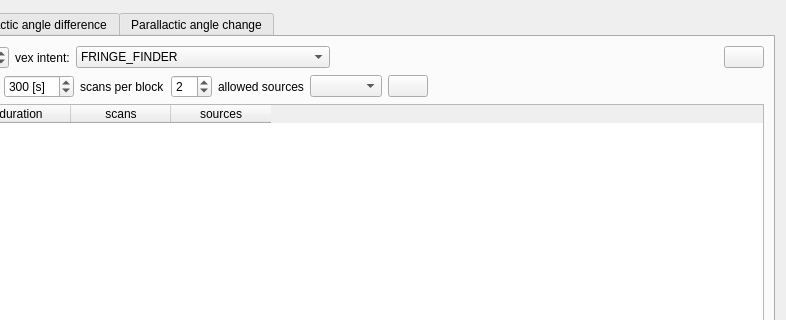
The window that Widgets/calibratorblockwidget.ui (TUW-VieVS/VieSchedppGUI) describes before a commit, drawn with Qt 5; both pictures show x 152 to 938 and y 0 to 320 of the 938 by 800 pixel window.
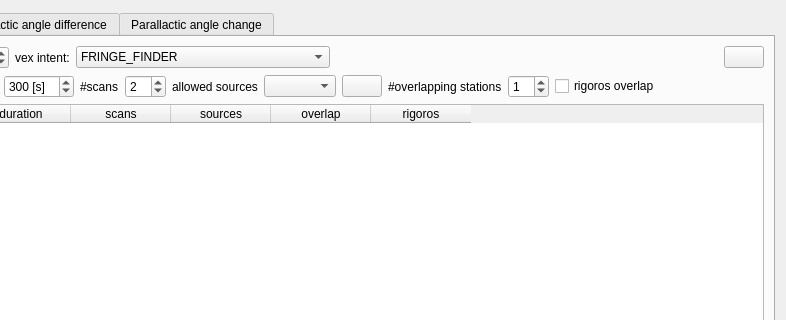
The same window after the commit. The open tabs and pages were chosen to show the change. Icons and pictures are not drawn.

Commit message: major updates for VGOS, satellite scheduling, calibration blocks etc.

What changed in the file:
```diff
--- a/Widgets/calibratorblockwidget.ui
+++ b/Widgets/calibratorblockwidget.ui
@@ -213,7 +213,7 @@
             <bool>true</bool>
            </property>
            <property name="text">
-            <string>scans per block</string>
+            <string>#scans</string>
            </property>
           </widget>
          </item>
@@ -270,6 +270,27 @@
            </property>
           </widget>
          </item>
+         <item>
+          <widget class="QLabel" name="label_23">
+           <property name="text">
+            <string>#overlapping stations</string>
+           </property>
+          </widget>
+         </item>
+         <item>
+          <widget class="QSpinBox" name="spinBox_calibrationBlockOverlap">
+           <property name="value">
+            <number>1</number>
+           </property>
+          </widget>
+         </item>
+         <item>
+          <widget class="QCheckBox" name="checkBox_applyRigorosOverlap">
+           <property name="text">
+            <string>rigoros overlap</string>
+           </property>
+          </widget>
+         </item>
          <item>
           <spacer name="horizontalSpacer_26">
            <property name="orientation">
@@ -319,6 +340,16 @@
            <string>sources</string>
           </property>
          </column>
+         <column>
+          <property name="text">
+           <string>overlap</string>
+          </property>
+         </column>
+         <column>
+          <property name="text">
+           <string>rigoros</string>
+          </property>
+         </column>
         </widget>
        </item>
        <item>
```
Left out of the diff: 37 changed lines with no effect on the pictures. The commit also changes 9 other files.
